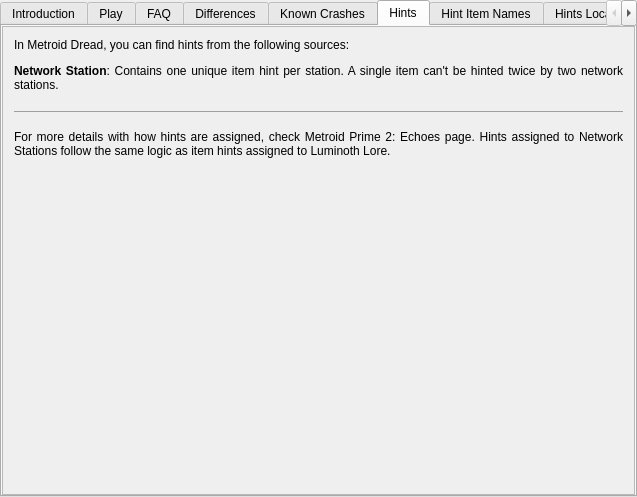
Above: randovania/gui/ui_files/games_tab_dread_widget.ui from randovania/randovania before the change. Below: the same form after it.
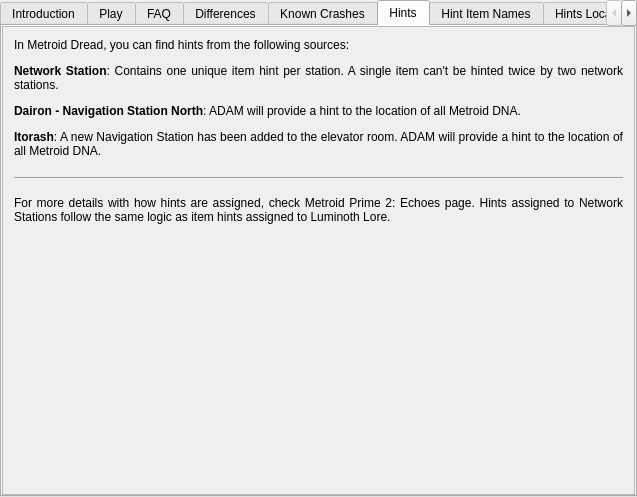
That is the form after the change. The open tabs and pages were chosen to show the change. Custom widgets are drawn as their Qt base class.

Commit message: Update Dread Hint Page

Patch:
```diff
--- a/randovania/gui/ui_files/games_tab_dread_widget.ui
+++ b/randovania/gui/ui_files/games_tab_dread_widget.ui
@@ -307,7 +307,7 @@
         <item>
          <widget class="QLabel" name="hints_label">
           <property name="text">
-           <string>&lt;html&gt;&lt;head/&gt;&lt;body&gt;&lt;p align=&quot;justify&quot;&gt;In Metroid Dread, you can find hints from the following sources:&lt;/p&gt;&lt;p align=&quot;justify&quot;&gt;&lt;span style=&quot; font-weight:600;&quot;&gt;Network Station&lt;/span&gt;: Contains one unique item hint per station. A single item can't be hinted twice by two network stations.&lt;/p&gt;&lt;hr/&gt;&lt;p align=&quot;justify&quot;&gt;For more details with how hints are assigned, check Metroid Prime 2: Echoes page. Hints assigned to Network Stations follow the same logic as item hints assigned to Luminoth Lore.&lt;/p&gt;&lt;/body&gt;&lt;/html&gt;</string>
+           <string>&lt;html&gt;&lt;head/&gt;&lt;body&gt;&lt;p align=&quot;justify&quot;&gt;In Metroid Dread, you can find hints from the following sources:&lt;/p&gt;&lt;p align=&quot;justify&quot;&gt;&lt;span style=&quot; font-weight:600;&quot;&gt;Network Station&lt;/span&gt;: Contains one unique item hint per station. A single item can't be hinted twice by two network stations.&lt;/p&gt;&lt;p align=&quot;justify&quot;&gt;&lt;span style=&quot; font-weight:600;&quot;&gt;Dairon - Navigation Station North&lt;/span&gt;: ADAM will provide a hint to the location of all Metroid DNA.&lt;/p&gt;&lt;p align=&quot;justify&quot;&gt;&lt;span style=&quot; font-weight:600;&quot;&gt;Itorash&lt;/span&gt;: A new Navigation Station has been added to the elevator room. ADAM will provide a hint to the location of all Metroid DNA.&lt;/p&gt;&lt;hr/&gt;&lt;p align=&quot;justify&quot;&gt;For more details with how hints are assigned, check Metroid Prime 2: Echoes page. Hints assigned to Network Stations follow the same logic as item hints assigned to Luminoth Lore.&lt;/p&gt;&lt;/body&gt;&lt;/html&gt;</string>
           </property>
           <property name="alignment">
            <set>Qt::AlignLeading|Qt::AlignLeft|Qt::AlignTop</set>
```
